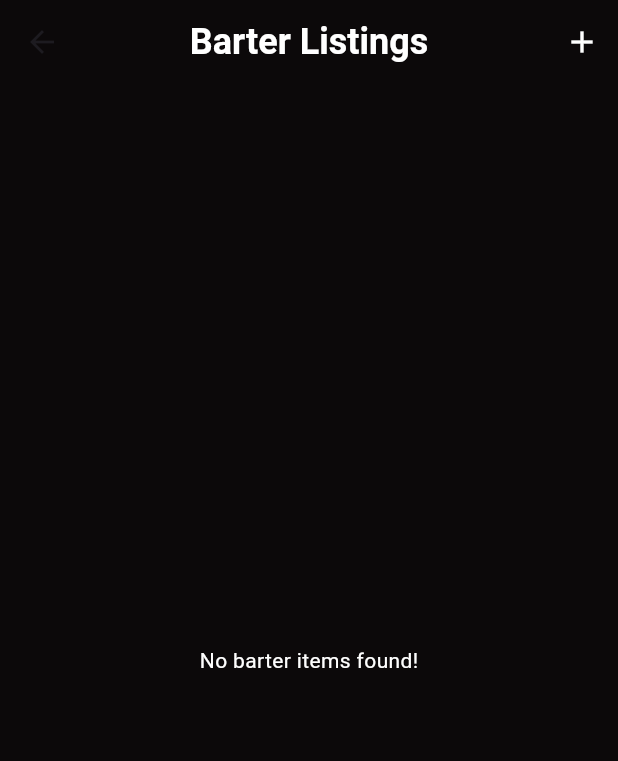
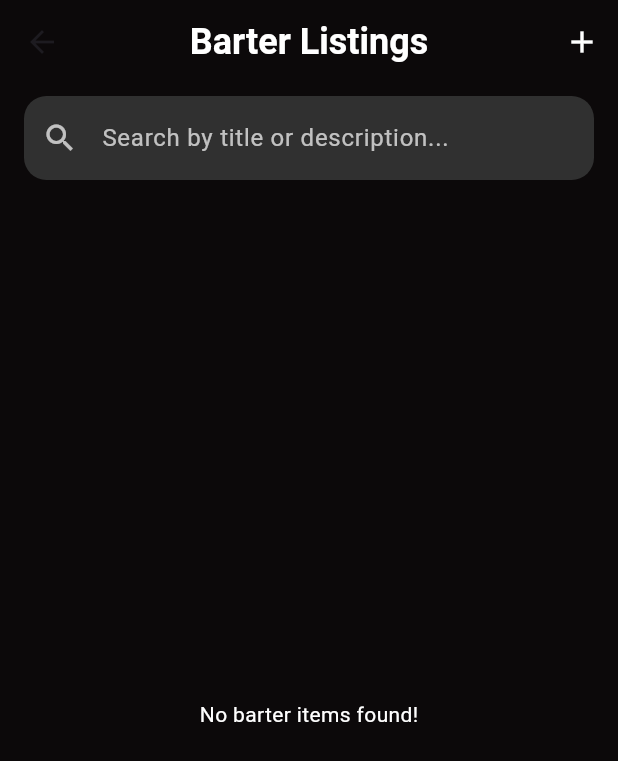
Before and after one commit to NaitikPatel-325/Xchange, a Flutter app: the BarterListScreen screen opened by its route, on a phone screen of 412 x 824 dp. Shown: the top 761 px of the screen. Run offline on Flutter 3.47's test engine with Material 3 defaults, Android fonts, the phone set to English and light mode, and no system bars; our stand-ins replace cached_network_image, carousel_slider, email_validator, firebase_auth, firebase_core, firebase_database and 5 more; accounts and stored records are empty; network calls fail.

Commit message:
filter by search added in flutter

```diff
--- a/client/lib/logic/controller/BarterController.dart
+++ b/client/lib/logic/controller/BarterController.dart
@@ -4,6 +4,7 @@ import 'dart:convert';
 
 class barterController extends GetxController {
   var barterItems = [].obs;
+  var filteredBarterItems = [].obs;
   var isLoading = true.obs;
 
   @override
@@ -35,6 +36,8 @@ class barterController extends GetxController {
             "listingId" : item["_id"]?.toString() ?? "0xFucker" ,
             "userId" : item["userId"]?["_id"]?.toString() ?? "0xSex" ,
           }).toList());
+
+          filteredBarterItems.assignAll(barterItems);
         } else {
           print("Invalid data format received.");
         }
@@ -47,4 +50,17 @@ class barterController extends GetxController {
       isLoading(false);
     }
   }
+
+  void filterBarterItems(String query) {
+    if (query.isEmpty) {
+      filteredBarterItems.assignAll(barterItems);
+    } else {
+      filteredBarterItems.assignAll(
+        barterItems.where((item) =>
+        item["title"].toString().toLowerCase().contains(query.toLowerCase()) ||
+            item["description"].toString().toLowerCase().contains(query.toLowerCase())
+        ).toList(),
+      );
+    }
+  }
 }
--- a/client/lib/presentation/barter/barter_list.dart
+++ b/client/lib/presentation/barter/barter_list.dart
@@ -7,6 +7,7 @@ import 'create_barter.dart';
 
 class BarterListScreen extends StatelessWidget {
   final barterController controller = Get.put(barterController());
+  final TextEditingController searchController = TextEditingController();
 
   @override
   Widget build(BuildContext context) {
@@ -33,13 +34,44 @@ class BarterListScreen extends StatelessWidget {
           ),
         ],
       ),
-      body: Obx(() {
+      body: Column(
+        children: [
+          Padding(
+            padding: const EdgeInsets.symmetric(horizontal: 16, vertical: 8),
+            child: TextField(
+              controller: searchController,
+              onChanged: (value) => controller.filterBarterItems(value),
+              style: const TextStyle(color: Colors.white),
+              decoration: InputDecoration(
+                hintText: 'Search by title or description...',
+                hintStyle: const TextStyle(color: Colors.white70),
+                prefixIcon: const Icon(Icons.search, color: Colors.white70),
+                filled: true,
+                fillColor: Colors.grey[850],
+                border: OutlineInputBorder(
+                  borderRadius: BorderRadius.circular(15),
+                  borderSide: BorderSide.none,
+                ),
+                suffixIcon: searchController.text.isNotEmpty
+                    ? IconButton(
+                  icon: const Icon(Icons.clear, color: Colors.white70),
+                  onPressed: () {
+                    searchController.clear();
+                    controller.filterBarterItems('');
+                  },
+                )
+                    : null,
+              ),
+            ),
+          ),
+          Expanded(
+            child: Obx(() {
               if (controller.isLoading.value) {
-          return Center(child: CircularProgressIndicator());
+                return const Center(child: CircularProgressIndicator());
               }
 
-        if (controller.barterItems.isEmpty) {
-          return Center(
+              if (controller.filteredBarterItems.isEmpty) {
+                return const Center(
                   child: Text(
                     "No barter items found!",
                     style: TextStyle(color: Colors.white),
@@ -49,13 +81,16 @@ class BarterListScreen extends StatelessWidget {
 
               return ListView.builder(
                 physics: const BouncingScrollPhysics(),
-          itemCount: controller.barterItems.length,
+                itemCount: controller.filteredBarterItems.length,
                 itemBuilder: (context, index) {
-            final item = controller.barterItems[index] as Map<String, dynamic>;
+                  final item = controller.filteredBarterItems[index] as Map<String, dynamic>;
                   return _buildBarterCard(context, item);
                 },
               );
             }),
+          ),
+        ],
+      ),
     );
   }
 
```
Also changed, not shown: client/lib/presentation/home/home_content.dart (+31 -31 lines). Lines whose indentation alone changed are shown as unchanged.
